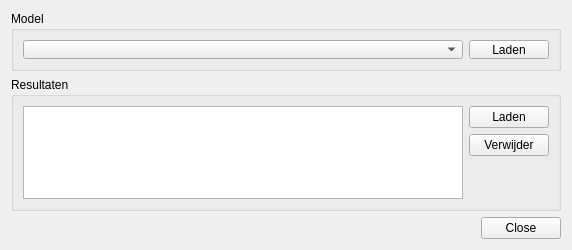
This is ui/threedi_result_selection_dialog.ui in nens/threedi-results-analysis as Qt 5 draws it before an edit. The edited form follows.
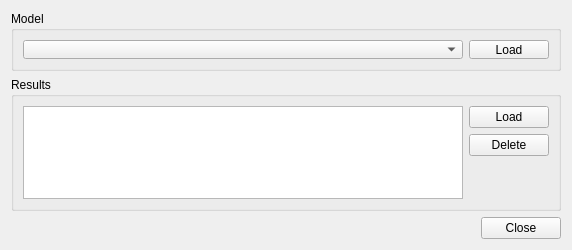
This is the edited form.

Patch:
```diff
--- a/ui/threedi_result_selection_dialog.ui
+++ b/ui/threedi_result_selection_dialog.ui
@@ -44,7 +44,7 @@
          </sizepolicy>
         </property>
         <property name="text">
-         <string>Laden</string>
+         <string>Load</string>
         </property>
        </widget>
       </item>
@@ -60,7 +60,7 @@
       </sizepolicy>
      </property>
      <property name="title">
-      <string>Resultaten</string>
+      <string>Results</string>
      </property>
      <layout class="QHBoxLayout" name="horizontalLayout_4">
       <item>
@@ -77,7 +77,7 @@
            </sizepolicy>
           </property>
           <property name="text">
-           <string>Laden</string>
+           <string>Load</string>
           </property>
          </widget>
         </item>
@@ -90,7 +90,7 @@
            </sizepolicy>
           </property>
           <property name="text">
-           <string>Verwijder</string>
+           <string>Delete</string>
           </property>
          </widget>
         </item>
```
Left out of the diff: 2 changed lines with no effect on the pictures.
